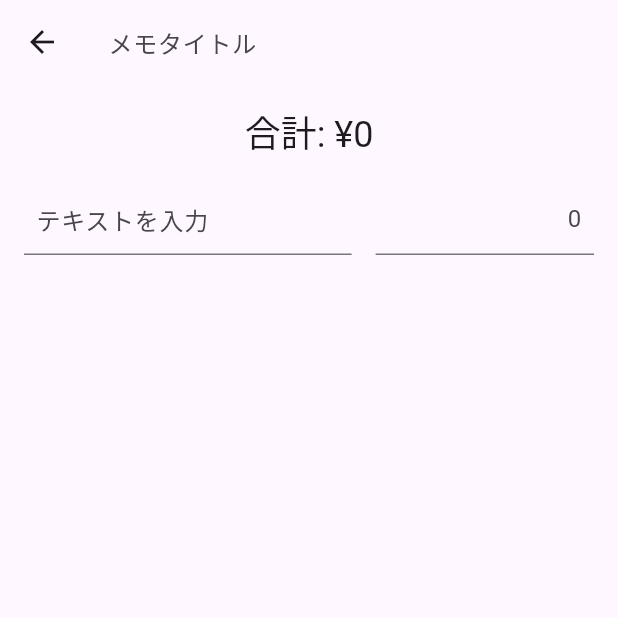
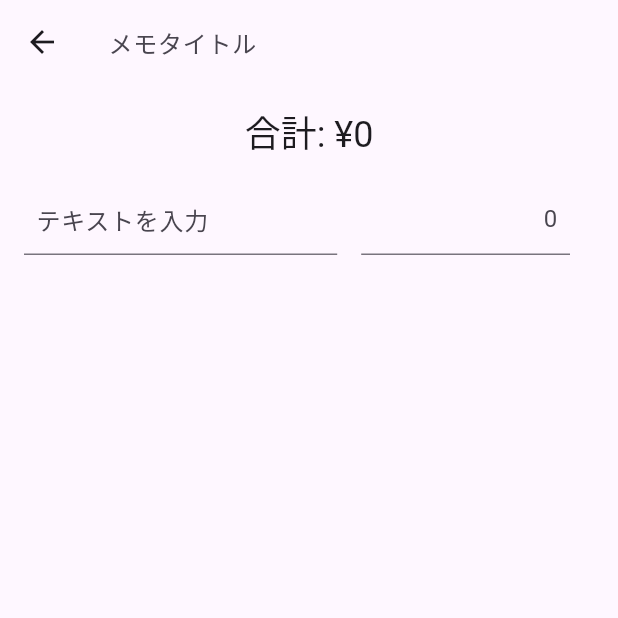
Before and after one commit to itezora-nonoha/tasu_memo, a Flutter app: the screen it shows after launch, after a tap on the "add" icon, on a phone screen of 412 x 824 dp, the top half of it. Run offline on Flutter 3.47's test engine with Material 3 defaults, Android fonts, the light colour scheme and no system bars; our stand-ins replace shared_preferences.

Commit message:
update 行レイアウトををいい感じに調整

```diff
--- a/lib/screens/memo_detail_screen.dart
+++ b/lib/screens/memo_detail_screen.dart
@@ -109,7 +109,7 @@ class _MemoDetailScreenState extends State<MemoDetailScreen> {
           TotalDisplay(total: total),
           Expanded(
             child: ReorderableListView(
-              buildDefaultDragHandles: !isDesktop,
+              // buildDefaultDragHandles: false,
               onReorder: _reorderItems,
               children: [
                 for (int index = 0; index < _items.length; index++)
--- a/lib/widgets/memo_item_tile.dart
+++ b/lib/widgets/memo_item_tile.dart
@@ -145,8 +145,8 @@ class _MemoItemTileState extends State<MemoItemTile> {
           ReorderableDragStartListener(
             index: -1, // インデックスは ReorderableListView で上書きされます
             child: const Padding(
-              padding: EdgeInsets.symmetric(horizontal: 8.0),
-              child: Icon(Icons.drag_handle),
+              padding: EdgeInsets.symmetric(horizontal: 0.0),
+              // child: Icon(Icons.drag_handle),
             ),
           ),
         Expanded(
@@ -155,7 +155,10 @@ class _MemoItemTileState extends State<MemoItemTile> {
             child: _buildInputFields(),
           ),
         ),
-        if (isDesktop && !widget.isLastItem)
+        Padding(
+          padding: const EdgeInsets.symmetric(horizontal: 8.0),
+        ),
+        if (isDesktop && !widget.isLastItem) // なんかisDesktopが機能してない
           IconButton(
             icon: const Icon(Icons.delete),
             onPressed: widget.onDelete,
```
